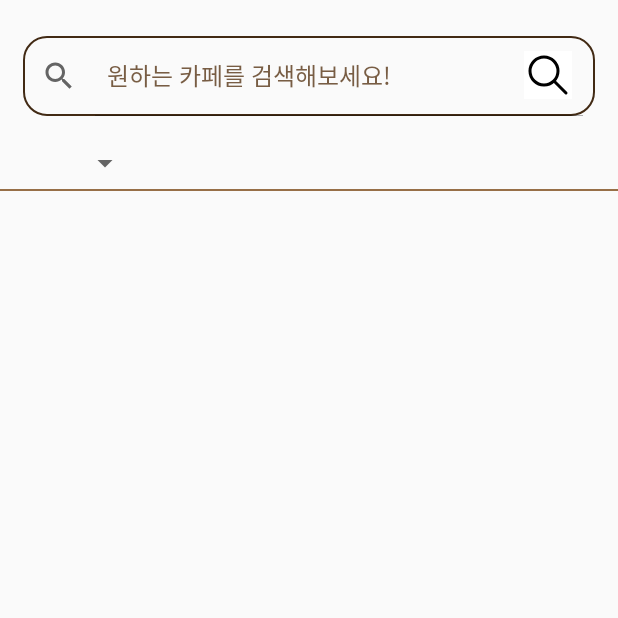
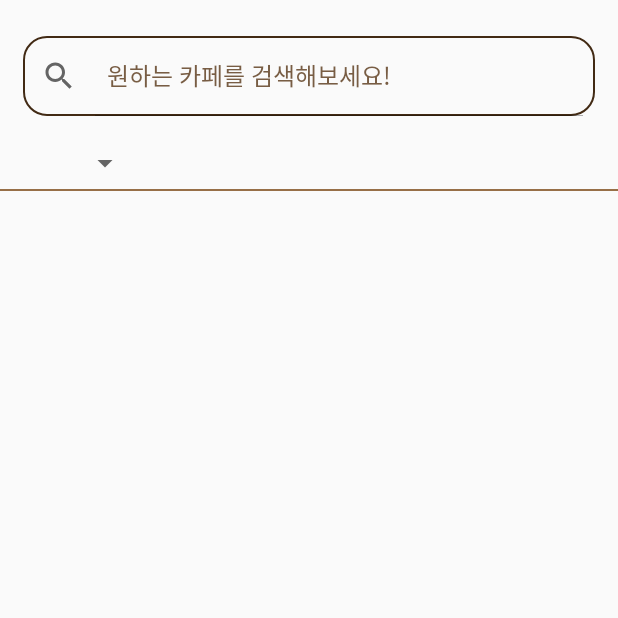
Before and after one commit to UXdesign-CafeMap/FE, an Android app: the SearchCafeFragment screen opened through its navigation route, on a phone screen of 412 x 824 dp, the top half of it. Run offline under Robolectric (Android 15) with nearby library versions, the phone set to English and light mode, and no system bars; our stand-ins replace navigation-ui.

Commit message:
feat: refactoring fragment_search_cafe.xml

```diff
--- a/app/src/main/java/com/example/cafemap/ui/cafe/SearchCafeFragment.kt
+++ b/app/src/main/java/com/example/cafemap/ui/cafe/SearchCafeFragment.kt
@@ -49,9 +49,6 @@ class SearchCafeFragment : Fragment() {
 //                }
 //            })
 
-        val searchView = root.findViewById<androidx.appcompat.widget.SearchView>(R.id.sv_home)
-        searchView.setIconifiedByDefault(false)
-        searchView.isSubmitButtonEnabled = false;
 
         return root
     }
--- a/app/src/main/res/layout/activity_review_list.xml
+++ b/app/src/main/res/layout/activity_review_list.xml
@@ -5,4 +5,6 @@
     xmlns:tools="http://schemas.android.com/tools"
     tools:context=".ui.cafe.ReviewListActivity">
 
+
+
 </androidx.constraintlayout.widget.ConstraintLayout>
--- a/app/src/main/res/layout/fragment_search_cafe.xml
+++ b/app/src/main/res/layout/fragment_search_cafe.xml
@@ -18,36 +18,20 @@
             android:layout_width="match_parent"
             android:layout_height="wrap_content">
 
-            <RelativeLayout
-                android:id="@+id/rl_sc_search_bar"
+            <androidx.appcompat.widget.SearchView
+                android:id="@+id/sv_sc_search_bar"
                 android:layout_width="match_parent"
-                android:layout_height="wrap_content"
+                android:layout_height="53dp"
                 android:layout_marginHorizontal="15dp"
                 android:layout_marginTop="24dp"
                 app:layout_constraintTop_toTopOf="parent"
                 app:layout_constraintLeft_toLeftOf="parent"
                 app:layout_constraintRight_toRightOf="parent"
-                >
+                android:background="@drawable/background_searchview"
+                android:theme="@style/SearchViewStyle"
+                app:iconifiedByDefault="false"
+                app:queryHint="원하는 카페를 검색해보세요!" />
 
-                <androidx.appcompat.widget.SearchView
-                    android:id="@+id/sv_home"
-                    android:layout_width="match_parent"
-                    android:layout_height="53dp"
-                    android:background="@drawable/background_searchview"
-                    android:theme="@style/SearchViewStyle"
-                    app:iconifiedByDefault="false"
-                    app:queryHint="원하는 카페를 검색해보세요!" />
-
-                <ImageButton
-                    android:layout_width="32dp"
-                    android:layout_height="32dp"
-                    android:src="@drawable/ic_search_black"
-                    android:layout_alignParentRight="true"
-                    android:layout_marginRight="15dp"
-                    android:layout_marginTop="10dp"
-                    android:background="@color/WH"/>
-
-            </RelativeLayout>
 
             <ImageView
                 android:id="@+id/iv_sc_filter"
@@ -56,7 +40,7 @@
                 android:layout_marginLeft="21dp"
                 android:layout_marginTop="16dp"
                 app:layout_constraintLeft_toLeftOf="parent"
-                app:layout_constraintTop_toBottomOf="@+id/rl_sc_search_bar"/>
+                app:layout_constraintTop_toBottomOf="@+id/sv_sc_search_bar"/>
 
             <Spinner
                 android:layout_width="wrap_content"
@@ -64,7 +48,7 @@
                 android:layout_marginLeft="3dp"
                 android:layout_marginTop="19dp"
                 app:layout_constraintLeft_toRightOf="@+id/iv_sc_filter"
-                app:layout_constraintTop_toBottomOf="@+id/rl_sc_search_bar"/>
+                app:layout_constraintTop_toBottomOf="@+id/sv_sc_search_bar"/>
 
             <View
                 android:id="@+id/v_sc_line"
```
